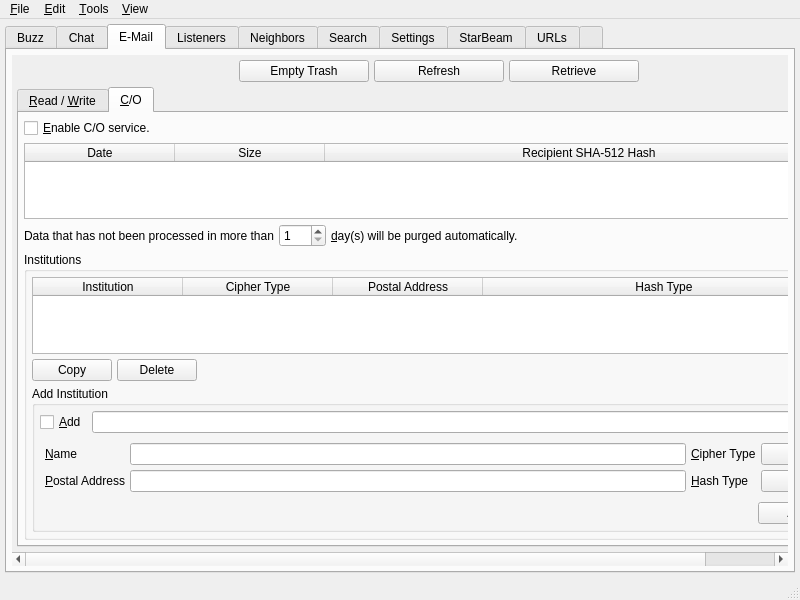
Old version of the form branches/trunk/UI/controlcenter.ui in the repository textbrowser/spot-on.
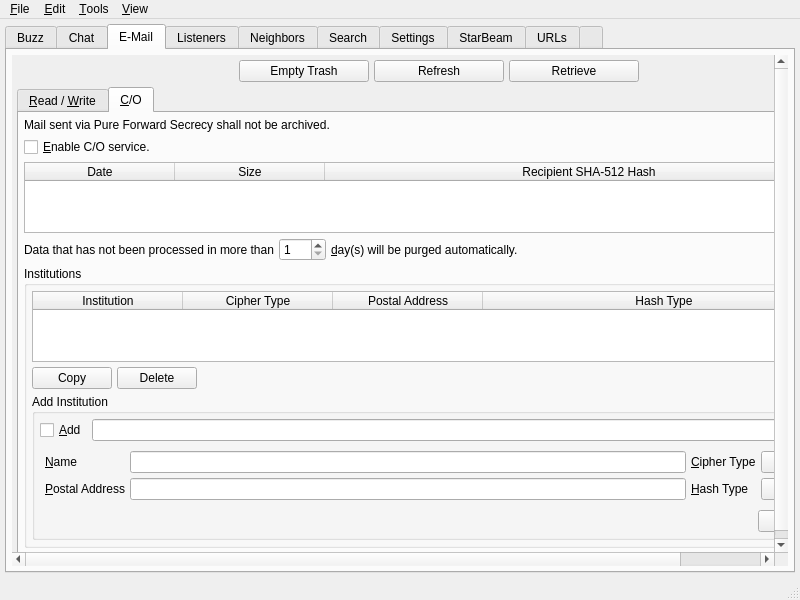
New version of the form. The open tabs and pages were chosen to show the change. Icons and pictures are not drawn. Custom widgets are drawn as their Qt base class.

Commit message: Deliver aa-e-mail.

What changed in the file:
```diff
--- a/branches/trunk/UI/controlcenter.ui
+++ b/branches/trunk/UI/controlcenter.ui
@@ -806,7 +806,7 @@
              <x>0</x>
              <y>0</y>
              <width>902</width>
-             <height>560</height>
+             <height>582</height>
             </rect>
            </property>
            <layout class="QVBoxLayout" name="verticalLayout_55">
@@ -1494,6 +1494,13 @@
                 <property name="margin">
                  <number>5</number>
                 </property>
+                <item>
+                 <widget class="QLabel" name="label_26">
+                  <property name="text">
+                   <string>Mail sent via Pure Forward Secrecy shall not be archived.</string>
+                  </property>
+                 </widget>
+                </item>
                 <item>
                  <layout class="QHBoxLayout" name="horizontalLayout_19">
                   <property name="spacing">
```
Left out of the diff: 8 changed lines with no effect on the pictures. The commit also changes 10 other files.
